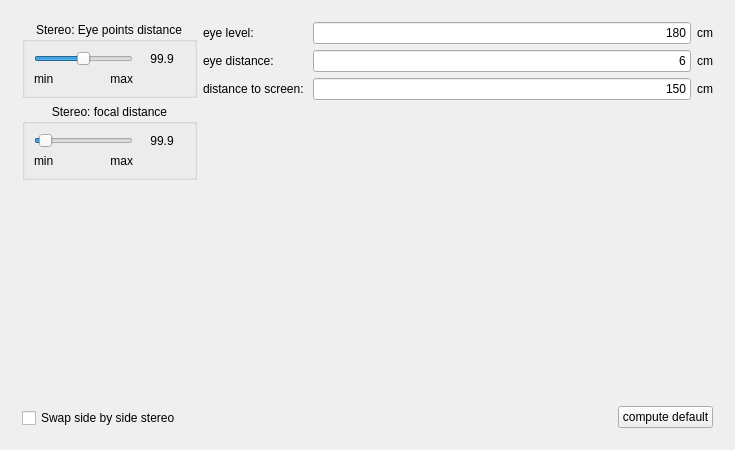
Old version of the form source/VIEW/DIALOGS/stageSettings.ui in the repository BALL-Project/ball.
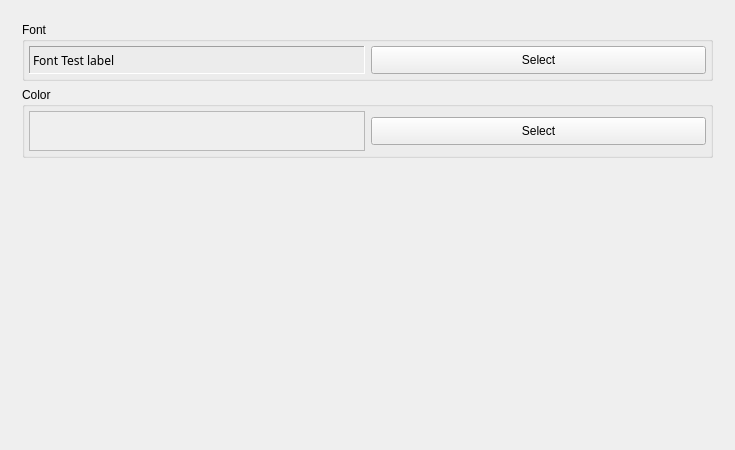
New version of the form. The open tabs and pages were chosen to show the change.

Commit message: Added a font widget to the stageSettings dialog

What changed in the file:
```diff
--- a/source/VIEW/DIALOGS/stageSettings.ui
+++ b/source/VIEW/DIALOGS/stageSettings.ui
@@ -614,6 +614,155 @@
        </item>
       </layout>
      </widget>
+     <widget class="QWidget" name="Fonts">
+      <layout class="QVBoxLayout" name="verticalLayout_10">
+       <item>
+        <widget class="QGroupBox" name="GroupBox_font">
+         <property name="title">
+          <string>Font</string>
+         </property>
+         <layout class="QGridLayout" name="_4">
+          <property name="margin">
+           <number>4</number>
+          </property>
+          <property name="spacing">
+           <number>6</number>
+          </property>
+          <item row="0" column="0">
+           <widget class="QLabel" name="font_label">
+            <property name="sizePolicy">
+             <sizepolicy hsizetype="MinimumExpanding" vsizetype="Preferred">
+              <horstretch>0</horstretch>
+              <verstretch>0</verstretch>
+             </sizepolicy>
+            </property>
+            <property name="maximumSize">
+             <size>
+              <width>400</width>
+              <height>190</height>
+             </size>
+            </property>
+            <property name="font">
+             <font>
+              <family>Sans Serif</family>
+              <pointsize>9</pointsize>
+              <weight>50</weight>
+              <italic>false</italic>
+              <bold>false</bold>
+              <underline>false</underline>
+              <strikeout>false</strikeout>
+             </font>
+            </property>
+            <property name="toolTip">
+             <string>Font Preview</string>
+            </property>
+            <property name="frameShape">
+             <enum>QFrame::Panel</enum>
+            </property>
+            <property name="frameShadow">
+             <enum>QFrame::Sunken</enum>
+            </property>
+            <property name="text">
+             <string>Font Test label</string>
+            </property>
+            <property name="alignment">
+             <set>Qt::AlignVCenter</set>
+            </property>
+           </widget>
+          </item>
+          <item row="0" column="1">
+           <widget class="QPushButton" name="font_button">
+            <property name="sizePolicy">
+             <sizepolicy hsizetype="MinimumExpanding" vsizetype="Fixed">
+              <horstretch>0</horstretch>
+              <verstretch>0</verstretch>
+             </sizepolicy>
+            </property>
+            <property name="minimumSize">
+             <size>
+              <width>0</width>
+              <height>28</height>
+             </size>
+            </property>
+            <property name="toolTip">
+             <string>Select the font</string>
+            </property>
+            <property name="text">
+             <string>Select</string>
+            </property>
+           </widget>
+          </item>
+         </layout>
+        </widget>
+       </item>
+       <item>
+        <widget class="QGroupBox" name="GroupBox_color">
+         <property name="title">
+          <string>Color</string>
+         </property>
+         <layout class="QGridLayout" name="_5">
+          <property name="margin">
+           <number>4</number>
+          </property>
+          <property name="spacing">
+           <number>6</number>
+          </property>
+          <item row="0" column="0">
+           <widget class="QLabel" name="color_sample_">
+            <property name="minimumSize">
+             <size>
+              <width>20</width>
+              <height>40</height>
+             </size>
+            </property>
+            <property name="toolTip">
+             <string>Label Color</string>
+            </property>
+            <property name="autoFillBackground">
+             <bool>true</bool>
+            </property>
+            <property name="frameShape">
+             <enum>QFrame::StyledPanel</enum>
+            </property>
+            <property name="text">
+             <string/>
+            </property>
+           </widget>
+          </item>
+          <item row="0" column="1">
+           <widget class="QPushButton" name="edit_button">
+            <property name="minimumSize">
+             <size>
+              <width>0</width>
+              <height>28</height>
+             </size>
+            </property>
+            <property name="toolTip">
+             <string>Edit label color</string>
+            </property>
+            <property name="text">
+             <string>Select</string>
+            </property>
+           </widget>
+          </item>
+         </layout>
+        </widget>
+       </item>
+       <item>
+        <spacer>
+         <property name="orientation">
+          <enum>Qt::Vertical</enum>
+         </property>
+         <property name="sizeHint" stdset="0">
+          <size>
+           <width>20</width>
+           <height>40</height>
+          </size>
+         </property>
+        </spacer>
+       </item>
+      </layout>
+     </widget>
      <widget class="QWidget" name="Stereo">
       <layout class="QHBoxLayout" name="horizontalLayout">
        <item>
```
